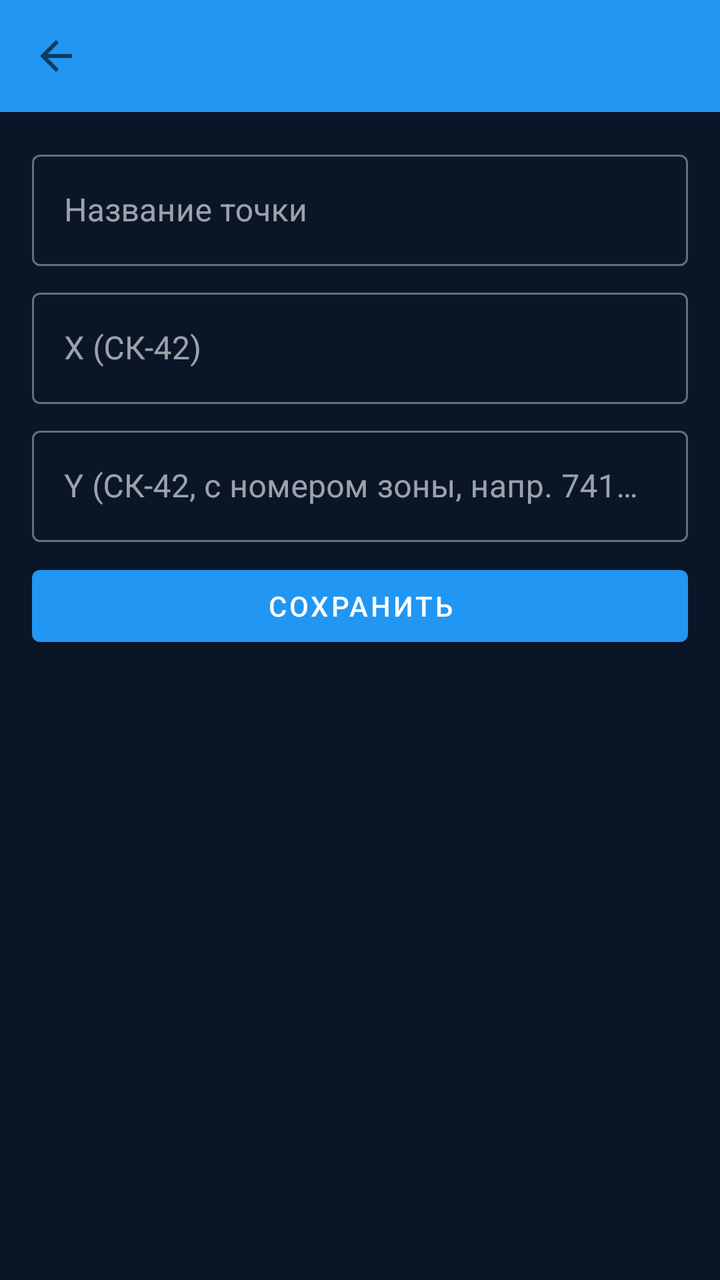
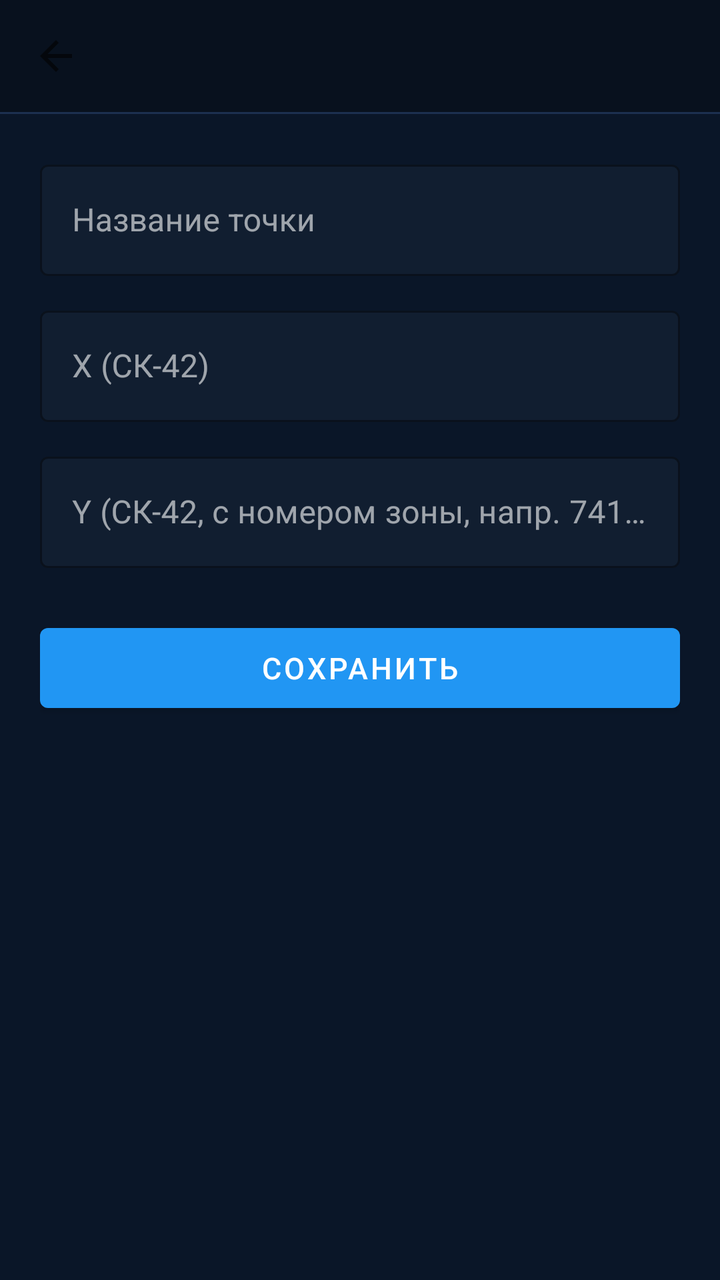

Compare the two renders of this Android layout. The source of the first and the diff that turns it into the second are given below.
<!-- AndroidManifest.xml: application theme Theme.CoordScanner -->
<!-- res/layout/activity_edit_point.xml -->
<?xml version="1.0" encoding="utf-8"?>
<LinearLayout
    xmlns:android="http://schemas.android.com/apk/res/android"
    xmlns:app="http://schemas.android.com/apk/res-auto"
    android:layout_width="match_parent"
    android:layout_height="match_parent"
    android:orientation="vertical">

    <com.google.android.material.appbar.AppBarLayout
        android:layout_width="match_parent"
        android:layout_height="wrap_content">

        <androidx.appcompat.widget.Toolbar
            android:id="@+id/toolbar"
            android:layout_width="match_parent"
            android:layout_height="?attr/actionBarSize"
            android:background="?attr/colorPrimary"
            app:navigationIcon="?attr/homeAsUpIndicator" />
    </com.google.android.material.appbar.AppBarLayout>

    <ScrollView
        android:layout_width="match_parent"
        android:layout_height="match_parent">

        <LinearLayout
            android:layout_width="match_parent"
            android:layout_height="wrap_content"
            android:orientation="vertical"
            android:padding="16dp">

            <com.google.android.material.textfield.TextInputLayout
                android:layout_width="match_parent"
                android:layout_height="wrap_content"
                android:hint="@string/hint_name"
                android:layout_marginBottom="8dp"
                style="@style/Widget.MaterialComponents.TextInputLayout.OutlinedBox">
                <com.google.android.material.textfield.TextInputEditText
                    android:id="@+id/etName"
                    android:layout_width="match_parent"
                    android:layout_height="wrap_content"
                    android:inputType="text" />
            </com.google.android.material.textfield.TextInputLayout>

            <com.google.android.material.textfield.TextInputLayout
                android:layout_width="match_parent"
                android:layout_height="wrap_content"
                android:hint="@string/hint_x"
                android:layout_marginBottom="8dp"
                style="@style/Widget.MaterialComponents.TextInputLayout.OutlinedBox">
                <com.google.android.material.textfield.TextInputEditText
                    android:id="@+id/etX"
                    android:layout_width="match_parent"
                    android:layout_height="wrap_content"
                    android:inputType="numberDecimal" />
            </com.google.android.material.textfield.TextInputLayout>

            <com.google.android.material.textfield.TextInputLayout
                android:layout_width="match_parent"
                android:layout_height="wrap_content"
                android:hint="@string/hint_y"
                android:layout_marginBottom="8dp"
                style="@style/Widget.MaterialComponents.TextInputLayout.OutlinedBox">
                <com.google.android.material.textfield.TextInputEditText
                    android:id="@+id/etY"
                    android:layout_width="match_parent"
                    android:layout_height="wrap_content"
                    android:inputType="numberDecimal" />
            </com.google.android.material.textfield.TextInputLayout>

            <com.google.android.material.button.MaterialButton
                android:id="@+id/btnSave"
                android:layout_width="match_parent"
                android:layout_height="wrap_content"
                android:text="@string/btn_save" />
        </LinearLayout>
    </ScrollView>
</LinearLayout>
<!-- resources referenced by this layout -->
<resources>
  <string name="btn_save">Сохранить</string>
  <string name="hint_name">Название точки</string>
  <string name="hint_x">X (СК-42)</string>
  <string name="hint_y">Y (СК-42, с номером зоны, напр. 7418954)</string>
  <style name="Theme.CoordScanner" parent="Theme.MaterialComponents.DayNight.NoActionBar">
          <item name="colorPrimary">@color/primary</item>
          <item name="colorPrimaryVariant">@color/primary_dark</item>
          <item name="colorOnPrimary">@color/on_primary</item>
          <item name="colorSecondary">@color/accent</item>
          <item name="colorSecondaryVariant">@color/accent</item>
          <item name="colorOnSecondary">@color/white</item>
          <item name="android:statusBarColor">@color/navy_deep</item>
          <item name="android:navigationBarColor">@color/navy_deep</item>
          <item name="android:windowBackground">@color/navy_bg</item>
          <item name="materialCardViewStyle">@style/CardStyle</item>
          <item name="colorSurface">@color/navy_surface</item>
          <item name="colorOnSurface">@color/text_primary</item>
      </style>
  <color name="primary">#2196F3</color>
  <color name="primary_dark">#1565C0</color>
  <color name="on_primary">#FFFFFF</color>
  <color name="accent">#00BCD4</color>
  <color name="white">#FFFFFF</color>
  <color name="navy_deep">#08111E</color>
  <color name="navy_bg">#0A1628</color>
  <style name="CardStyle" parent="Widget.MaterialComponents.CardView">
          <item name="cardElevation">2dp</item>
          <item name="cardCornerRadius">14dp</item>
          <item name="android:layout_marginBottom">6dp</item>
          <item name="cardBackgroundColor">@color/navy_card</item>
          <item name="strokeColor">@color/navy_stroke</item>
          <item name="strokeWidth">1dp</item>
      </style>
  <color name="navy_surface">#0F1E30</color>
  <color name="text_primary">#FFFFFF</color>
  <color name="navy_card">#111E30</color>
  <color name="navy_stroke">#1C3050</color>
</resources>

<!-- the commit's change to res/layout/activity_edit_point.xml (unified diff, before → after) -->
@@ -4,19 +4,28 @@
     xmlns:app="http://schemas.android.com/apk/res-auto"
     android:layout_width="match_parent"
     android:layout_height="match_parent"
-    android:orientation="vertical">
+    android:orientation="vertical"
+    android:background="@color/navy_bg">
 
     <com.google.android.material.appbar.AppBarLayout
         android:layout_width="match_parent"
-        android:layout_height="wrap_content">
+        android:layout_height="wrap_content"
+        android:background="@color/navy_deep"
+        app:elevation="0dp">
 
         <androidx.appcompat.widget.Toolbar
             android:id="@+id/toolbar"
             android:layout_width="match_parent"
             android:layout_height="?attr/actionBarSize"
-            android:background="?attr/colorPrimary"
+            android:background="@color/navy_deep"
+            app:titleTextColor="@color/white"
             app:navigationIcon="?attr/homeAsUpIndicator" />
     </com.google.android.material.appbar.AppBarLayout>
+
+    <View
+        android:layout_width="match_parent"
+        android:layout_height="1dp"
+        android:background="@color/navy_stroke" />
 
     <ScrollView
         android:layout_width="match_parent"
@@ -26,52 +35,72 @@
             android:layout_width="match_parent"
             android:layout_height="wrap_content"
             android:orientation="vertical"
-            android:padding="16dp">
+            android:padding="20dp">
 
             <com.google.android.material.textfield.TextInputLayout
                 android:layout_width="match_parent"
                 android:layout_height="wrap_content"
                 android:hint="@string/hint_name"
-                android:layout_marginBottom="8dp"
-                style="@style/Widget.MaterialComponents.TextInputLayout.OutlinedBox">
+                android:layout_marginBottom="12dp"
+                style="@style/Widget.MaterialComponents.TextInputLayout.OutlinedBox"
+                app:hintTextColor="@color/text_secondary"
+                app:boxStrokeColor="@color/navy_stroke"
+                app:boxBackgroundColor="@color/navy_card">
+
                 <com.google.android.material.textfield.TextInputEditText
                     android:id="@+id/etName"
                     android:layout_width="match_parent"
                     android:layout_height="wrap_content"
-                    android:inputType="text" />
+                    android:inputType="text"
+                    android:textColor="@color/white"
+                    android:textColorHint="@color/text_hint" />
             </com.google.android.material.textfield.TextInputLayout>
 
             <com.google.android.material.textfield.TextInputLayout
                 android:layout_width="match_parent"
                 android:layout_height="wrap_content"
                 android:hint="@string/hint_x"
-                android:layout_marginBottom="8dp"
-                style="@style/Widget.MaterialComponents.TextInputLayout.OutlinedBox">
+                android:layout_marginBottom="12dp"
+                style="@style/Widget.MaterialComponents.TextInputLayout.OutlinedBox"
+                app:hintTextColor="@color/text_secondary"
+                app:boxStrokeColor="@color/navy_stroke"
+                app:boxBackgroundColor="@color/navy_card">
+
                 <com.google.android.material.textfield.TextInputEditText
                     android:id="@+id/etX"
                     android:layout_width="match_parent"
                     android:layout_height="wrap_content"
-                    android:inputType="numberDecimal" />
+                    android:inputType="numberDecimal"
+                    android:textColor="@color/white"
+                    android:textColorHint="@color/text_hint" />
             </com.google.android.material.textfield.TextInputLayout>
 
             <com.google.android.material.textfield.TextInputLayout
                 android:layout_width="match_parent"
                 android:layout_height="wrap_content"
                 android:hint="@string/hint_y"
-                android:layout_marginBottom="8dp"
-                style="@style/Widget.MaterialComponents.TextInputLayout.OutlinedBox">
+                android:layout_marginBottom="24dp"
+                style="@style/Widget.MaterialComponents.TextInputLayout.OutlinedBox"
+                app:hintTextColor="@color/text_secondary"
+                app:boxStrokeColor="@color/navy_stroke"
+                app:boxBackgroundColor="@color/navy_card">
+
                 <com.google.android.material.textfield.TextInputEditText
                     android:id="@+id/etY"
                     android:layout_width="match_parent"
                     android:layout_height="wrap_content"
-                    android:inputType="numberDecimal" />
+                    android:inputType="numberDecimal"
+                    android:textColor="@color/white"
+                    android:textColorHint="@color/text_hint" />
             </com.google.android.material.textfield.TextInputLayout>
 
             <com.google.android.material.button.MaterialButton
                 android:id="@+id/btnSave"
                 android:layout_width="match_parent"
-                android:layout_height="wrap_content"
-                android:text="@string/btn_save" />
+                android:layout_height="52dp"
+                android:text="@string/btn_save"
+                android:textSize="15sp"
+                app:backgroundTint="@color/primary" />
         </LinearLayout>
     </ScrollView>
 </LinearLayout>
<!-- resource entries referenced after the edit -->
@@ -19,6 +19,8 @@
           <item name="colorOnSurface">@color/text_primary</item>
       </style>
   <color name="primary">#2196F3</color>
+  <color name="text_hint">#3A5070</color>
+  <color name="text_secondary">#8BB4D8</color>
   <color name="primary_dark">#1565C0</color>
   <color name="on_primary">#FFFFFF</color>
   <color name="accent">#00BCD4</color>
